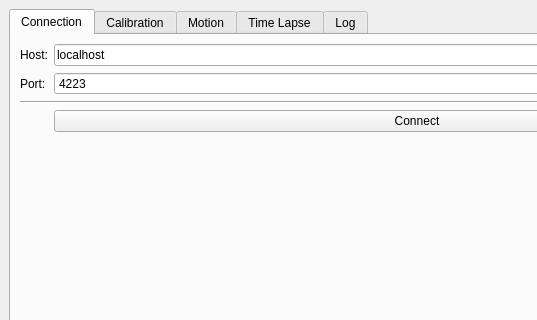
Tinkerforge/camera-slider, file demo/starter_kit_camera_slider_demo/ui/mainwindow.ui: the form before one commit; both pictures show x 0 to 537 and y 0 to 320 of the 800 by 480 pixel window.
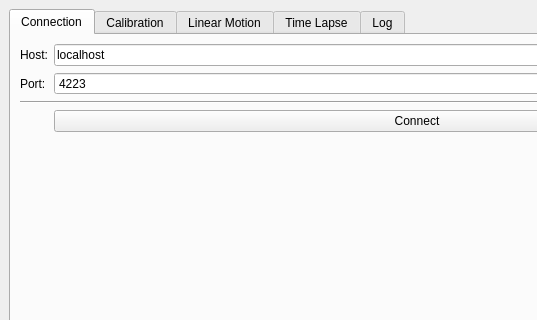
The form after the commit.

Commit message: demo: Rename Motion tab to Linera Motion

Patch:
```diff
--- a/demo/starter_kit_camera_slider_demo/ui/mainwindow.ui
+++ b/demo/starter_kit_camera_slider_demo/ui/mainwindow.ui
@@ -252,7 +252,7 @@
       </widget>
       <widget class="QWidget" name="tab_motion">
        <attribute name="title">
-        <string>Motion</string>
+        <string>Linear Motion</string>
        </attribute>
        <layout class="QVBoxLayout" name="verticalLayout_4">
         <item>
```
Left out of the diff: 16 changed lines with no effect on the pictures.
